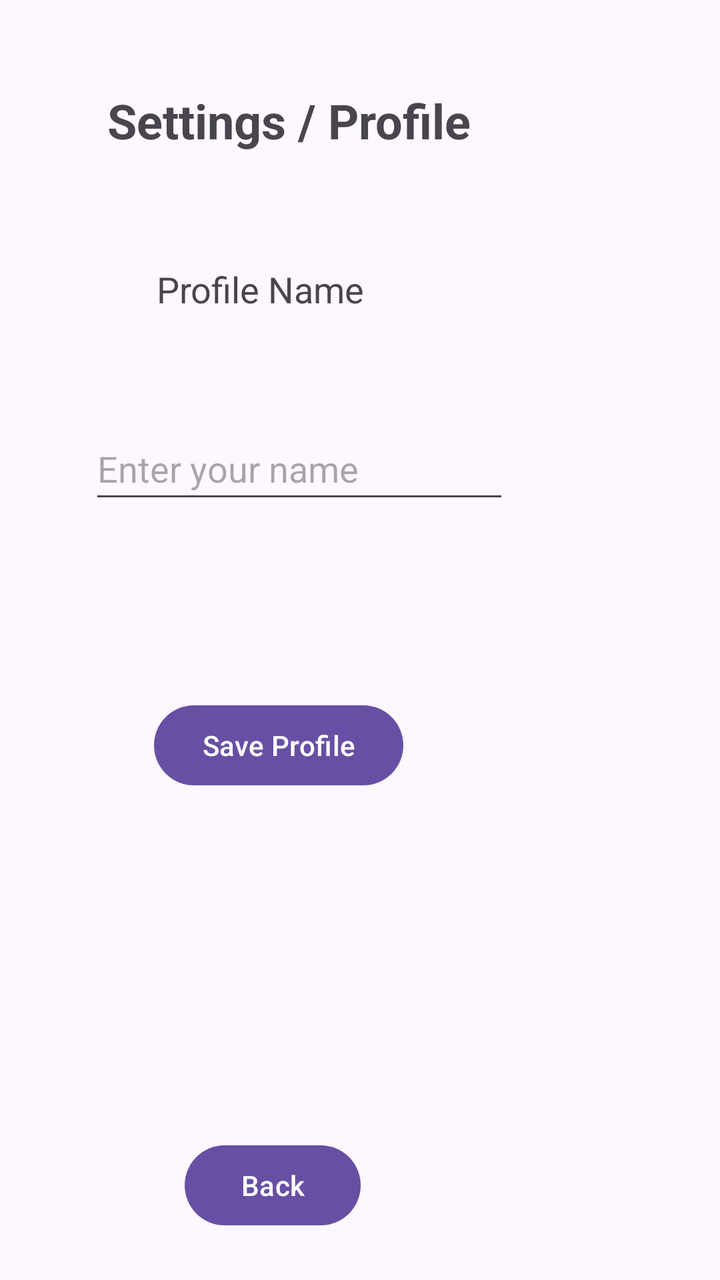
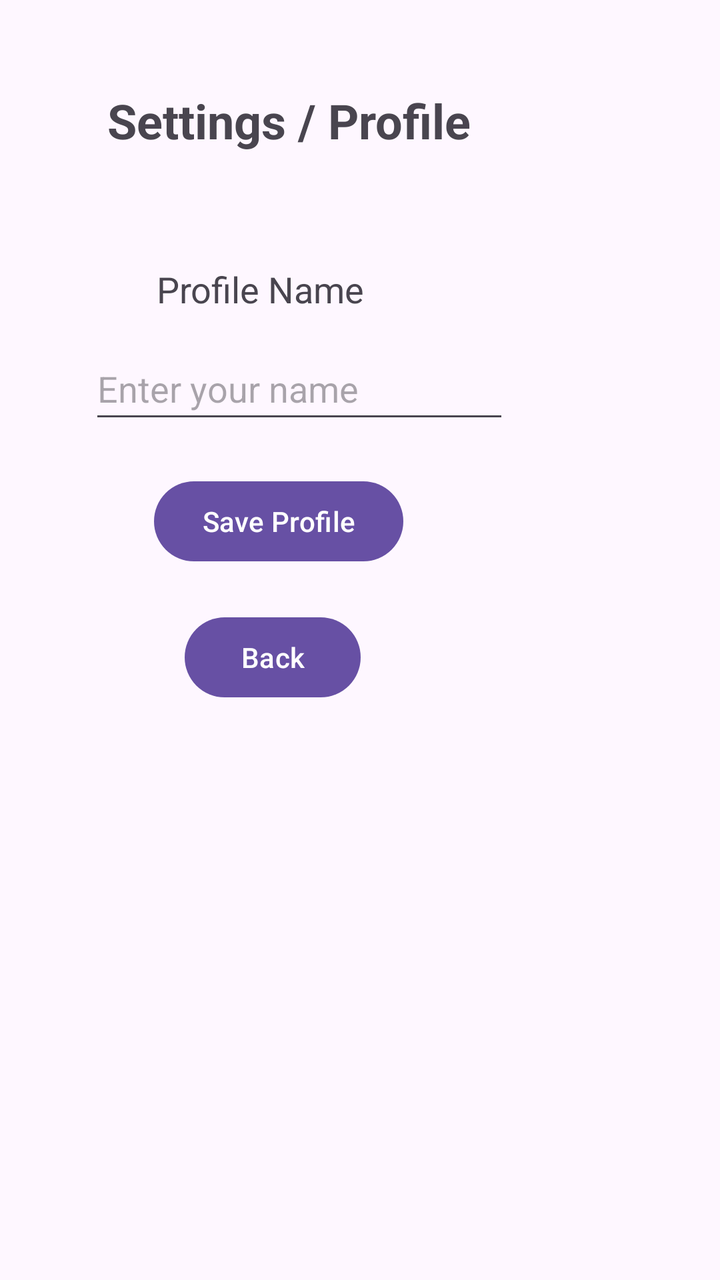

An Android layout rendered at two revisions. The XML below is the earlier revision; the diff shows what the commit changed to produce the second picture.
<!-- AndroidManifest.xml: application theme Theme.SmartPantryManager -->
<!-- res/layout/activity_settings.xml -->
<?xml version="1.0" encoding="utf-8"?>
<androidx.constraintlayout.widget.ConstraintLayout xmlns:android="http://schemas.android.com/apk/res/android"
    xmlns:app="http://schemas.android.com/apk/res-auto"
    xmlns:tools="http://schemas.android.com/tools"
    android:id="@+id/main"
    android:layout_width="match_parent"
    android:layout_height="match_parent"
    android:visibility="visible"
    tools:context=".SettingsActivity">

    <TextView
        android:id="@+id/lblSettings"
        android:layout_width="wrap_content"
        android:layout_height="wrap_content"
        android:layout_marginTop="44dp"
        android:text="Settings / Profile"
        android:textSize="24sp"
        android:textStyle="bold"
        app:layout_constraintEnd_toEndOf="parent"
        app:layout_constraintHorizontal_bias="0.301"
        app:layout_constraintStart_toStartOf="parent"
        app:layout_constraintTop_toTopOf="parent" />

    <TextView
        android:id="@+id/lblProfileName"
        android:layout_width="wrap_content"
        android:layout_height="wrap_content"
        android:layout_marginTop="56dp"
        android:text="Profile Name"
        android:textSize="18sp"
        app:layout_constraintEnd_toEndOf="parent"
        app:layout_constraintHorizontal_bias="0.306"
        app:layout_constraintStart_toStartOf="parent"
        app:layout_constraintTop_toBottomOf="@+id/lblSettings" />

    <EditText
        android:id="@+id/txtProfileName"
        android:layout_width="wrap_content"
        android:layout_height="wrap_content"
        android:layout_marginTop="52dp"
        android:ems="10"
        android:hint="Enter your name"
        android:inputType="text"
        android:minHeight="48dp"
        app:layout_constraintEnd_toEndOf="parent"
        app:layout_constraintHorizontal_bias="0.298"
        app:layout_constraintStart_toStartOf="parent"
        app:layout_constraintTop_toBottomOf="@+id/lblProfileName" />

    <Button
        android:id="@+id/btnSaveProfile"
        android:layout_width="wrap_content"
        android:layout_height="wrap_content"
        android:layout_marginTop="92dp"
        android:text="Save Profile"
        app:layout_constraintEnd_toEndOf="parent"
        app:layout_constraintHorizontal_bias="0.327"
        app:layout_constraintStart_toStartOf="parent"
        app:layout_constraintTop_toBottomOf="@+id/txtProfileName" />

    <Button
        android:id="@+id/btnBack"
        android:layout_width="wrap_content"
        android:layout_height="wrap_content"
        android:layout_marginTop="172dp"
        android:text="Back"
        app:layout_constraintEnd_toEndOf="parent"
        app:layout_constraintHorizontal_bias="0.34"
        app:layout_constraintStart_toStartOf="parent"
        app:layout_constraintTop_toBottomOf="@+id/btnSaveProfile" />

    <TextView
        android:id="@+id/txtSaveMessage"
        android:layout_width="wrap_content"
        android:layout_height="wrap_content"
        android:layout_marginTop="88dp"
        android:text="Profile saved successfully"
        android:visibility="gone"
        app:layout_constraintEnd_toEndOf="parent"
        app:layout_constraintHorizontal_bias="0.31"
        app:layout_constraintStart_toStartOf="parent"
        app:layout_constraintTop_toBottomOf="@+id/btnSaveProfile" />
</androidx.constraintlayout.widget.ConstraintLayout>
<!-- resources referenced by this layout -->
<resources>
  <style name="Theme.SmartPantryManager" parent="Base.Theme.SmartPantryManager" />
  <style name="Base.Theme.SmartPantryManager" parent="Theme.Material3.DayNight.NoActionBar">
          
          
      </style>
</resources>

<!-- the commit's change to res/layout/activity_settings.xml (unified diff, before → after) -->
@@ -6,6 +6,7 @@
     android:layout_width="match_parent"
     android:layout_height="match_parent"
     android:visibility="visible"
+    android:autofillHints="name"
     tools:context=".SettingsActivity">
 
     <TextView
@@ -13,7 +14,7 @@
         android:layout_width="wrap_content"
         android:layout_height="wrap_content"
         android:layout_marginTop="44dp"
-        android:text="Settings / Profile"
+        android:text="@string/settings_profile"
         android:textSize="24sp"
         android:textStyle="bold"
         app:layout_constraintEnd_toEndOf="parent"
@@ -26,7 +27,7 @@
         android:layout_width="wrap_content"
         android:layout_height="wrap_content"
         android:layout_marginTop="56dp"
-        android:text="Profile Name"
+        android:text="@string/profile_name"
         android:textSize="18sp"
         app:layout_constraintEnd_toEndOf="parent"
         app:layout_constraintHorizontal_bias="0.306"
@@ -37,9 +38,10 @@
         android:id="@+id/txtProfileName"
         android:layout_width="wrap_content"
         android:layout_height="wrap_content"
-        android:layout_marginTop="52dp"
+        android:layout_marginTop="12dp"
+        android:autofillHints="name"
         android:ems="10"
-        android:hint="Enter your name"
+        android:hint="@string/enter_your_name"
         android:inputType="text"
         android:minHeight="48dp"
         app:layout_constraintEnd_toEndOf="parent"
@@ -51,8 +53,8 @@
         android:id="@+id/btnSaveProfile"
         android:layout_width="wrap_content"
         android:layout_height="wrap_content"
-        android:layout_marginTop="92dp"
-        android:text="Save Profile"
+        android:layout_marginTop="20dp"
+        android:text="@string/save_profile"
         app:layout_constraintEnd_toEndOf="parent"
         app:layout_constraintHorizontal_bias="0.327"
         app:layout_constraintStart_toStartOf="parent"
@@ -62,8 +64,8 @@
         android:id="@+id/btnBack"
         android:layout_width="wrap_content"
         android:layout_height="wrap_content"
-        android:layout_marginTop="172dp"
-        android:text="Back"
+        android:layout_marginTop="20dp"
+        android:text="@string/back"
         app:layout_constraintEnd_toEndOf="parent"
         app:layout_constraintHorizontal_bias="0.34"
         app:layout_constraintStart_toStartOf="parent"
@@ -74,7 +76,7 @@
         android:layout_width="wrap_content"
         android:layout_height="wrap_content"
         android:layout_marginTop="88dp"
-        android:text="Profile saved successfully"
+        android:text="@string/profile_saved_successfully"
         android:visibility="gone"
         app:layout_constraintEnd_toEndOf="parent"
         app:layout_constraintHorizontal_bias="0.31"
<!-- resource entries referenced after the edit -->
@@ -1,5 +1,11 @@
 <!-- resources referenced by this layout -->
 <resources>
+  <string name="back">Back</string>
+  <string name="enter_your_name">Enter your name</string>
+  <string name="profile_name">Profile Name</string>
+  <string name="profile_saved_successfully">Profile saved successfully</string>
+  <string name="save_profile">Save Profile</string>
+  <string name="settings_profile">Settings / Profile</string>
   <style name="Theme.SmartPantryManager" parent="Base.Theme.SmartPantryManager" />
   <style name="Base.Theme.SmartPantryManager" parent="Theme.Material3.DayNight.NoActionBar">
           
